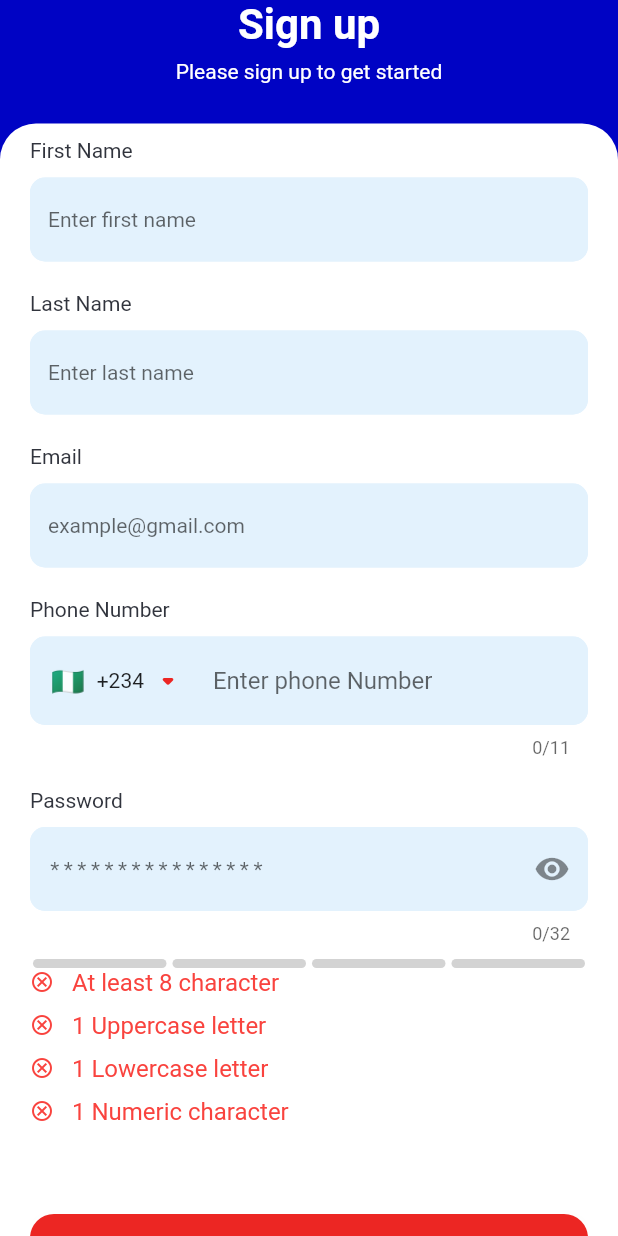
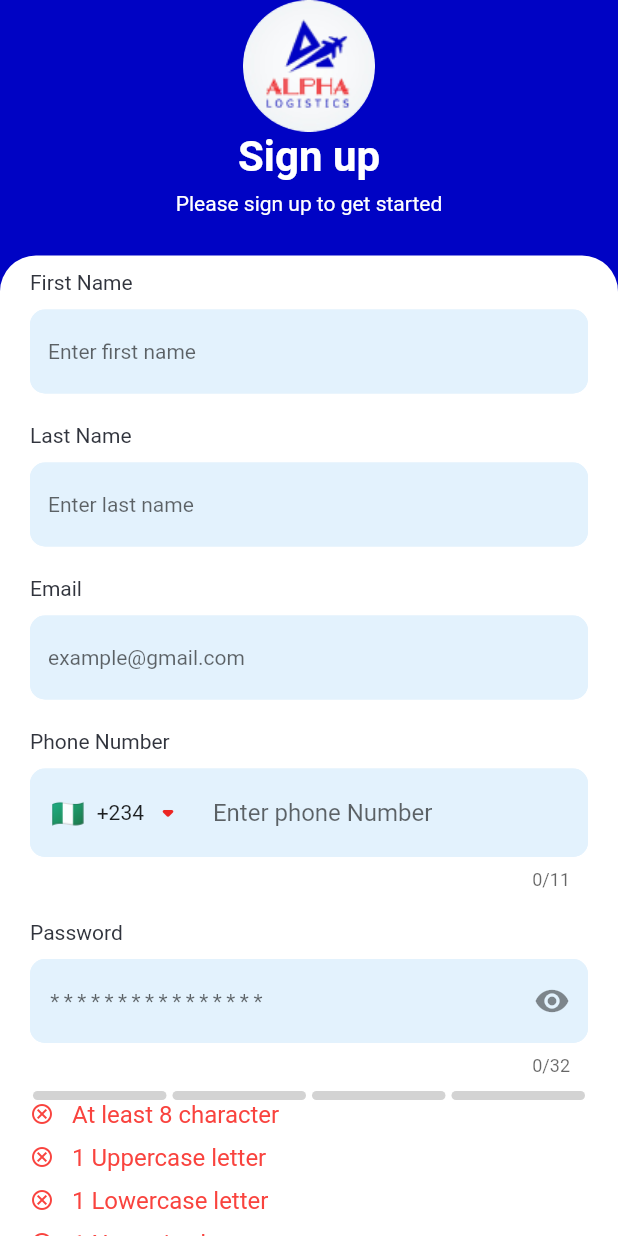
Before and after one commit to bomach-group-company/benji_crm, a Flutter app: the SignUp screen opened directly, on a phone screen of 412 x 824 dp. Run offline on Flutter 3.47's test engine with Material 2 defaults, Android fonts, the light colour scheme and no system bars; drawn by our look-alikes of flutter_pw_validator, intl_phone_field; our stand-ins replace firebase_auth, flutter_spinkit, get, google_fonts, hexcolor; accounts and stored records are empty; Roboto replaces fonts that are missing (Sen); project files that could hold a hidden picture were left out.

Commit message:
included getx state management for page routing

```diff
--- a/lib/app/screens/signup.dart
+++ b/lib/app/screens/signup.dart
@@ -59,7 +59,7 @@ class _SignUpState extends State<SignUp> {
       routeName: "Login",
       predicate: (route) => false,
       popGesture: true,
-      transition: Transition.rightToLeft,
+      transition: Transition.fadeIn,
     );
   }
 
@@ -75,6 +75,7 @@ class _SignUpState extends State<SignUp> {
     //   controller.userEmailEC.text.trim(),
     //   controller.userPasswordEC.text.trim(),
     // );
+
     //Display snackBar
     myFixedSnackBar(
       context,
@@ -89,16 +90,11 @@ class _SignUpState extends State<SignUp> {
       duration: const Duration(seconds: 3),
       fullscreenDialog: true,
       curve: Curves.easeIn,
-      routeName: "signup processing",
+      routeName: "Signup processing",
       preventDuplicates: true,
       popGesture: true,
       transition: Transition.fadeIn,
     );
-
-    // Navigator.of(context).pushAndRemoveUntil(
-    //   MaterialPageRoute(builder: (context) => const SignUpSplashScreen()),
-    //   (route) => false,
-    // );
 
     setState(() {
       isLoading = false;
@@ -123,11 +119,19 @@ class _SignUpState extends State<SignUp> {
           maintainBottomViewPadding: true,
           child: Column(
             children: [
-              const ReusableAuthenticationFirstHalf(
+              ReusableAuthenticationFirstHalf(
                 title: "Sign up",
                 subtitle: "Please sign up to get started",
-                decoration: BoxDecoration(),
-                imageContainerHeight: 0,
+                decoration: ShapeDecoration(
+                  image: const DecorationImage(
+                    image: AssetImage("assets/images/login/avatar-image.png"),
+                    fit: BoxFit.cover,
+                  ),
+                  shape: RoundedRectangleBorder(
+                    borderRadius: BorderRadius.circular(43.50),
+                  ),
+                ),
+                imageContainerHeight: 88,
               ),
               kSizedBox,
               Expanded(
--- a/lib/app/splash screens/login splash screen.dart
+++ b/lib/app/splash screens/login splash screen.dart
@@ -11,15 +11,15 @@ class LoginSplashScreen extends StatelessWidget {
   @override
   Widget build(BuildContext context) {
     Future.delayed(const Duration(seconds: 3), () {
-      Get.off(
+      Get.offAll(
         () => const OverView(),
         duration: const Duration(seconds: 3),
         fullscreenDialog: true,
         curve: Curves.easeIn,
         routeName: "Dashboard",
-        preventDuplicates: true,
+        predicate: (route) => false,
         popGesture: true,
-        transition: Transition.fadeIn,
+        transition: Transition.circularReveal,
       );
     });
 
--- a/lib/app/splash screens/signup splash screen.dart
+++ b/lib/app/splash screens/signup splash screen.dart
@@ -11,15 +11,15 @@ class SignUpSplashScreen extends StatelessWidget {
   @override
   Widget build(BuildContext context) {
     Future.delayed(const Duration(seconds: 3), () {
-      Get.off(
+      Get.offAll(
         () => const OverView(),
         duration: const Duration(seconds: 3),
         fullscreenDialog: true,
         curve: Curves.easeIn,
         routeName: "Dashboard",
-        preventDuplicates: true,
+        predicate: (route) => false,
         popGesture: true,
-        transition: Transition.fadeIn,
+        transition: Transition.circularReveal,
       );
     });
     return SafeArea(
```
Also changed, not shown: lib/app/screens/forgot password.dart (+11 -6 lines), lib/app/screens/login.dart (+19 -19 lines), lib/app/screens/otp.dart (+11 -5 lines), lib/app/screens/reset password.dart (+11 -5 lines), lib/app/splash screens/startup splash screen.dart (+4 -4 lines).
